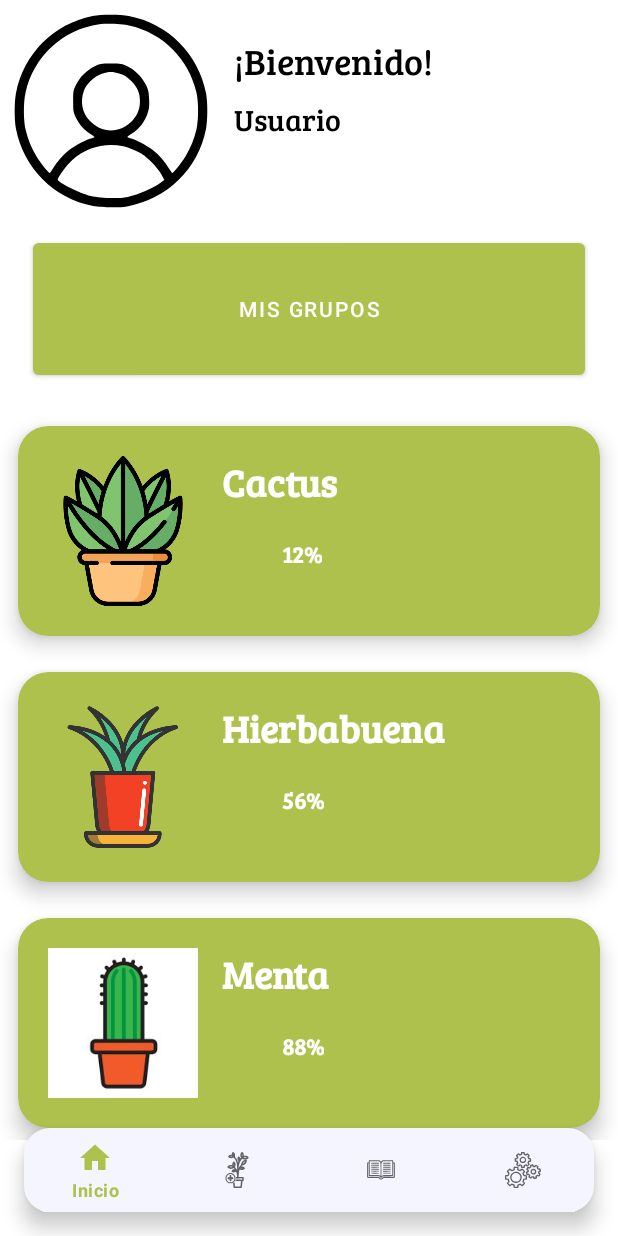
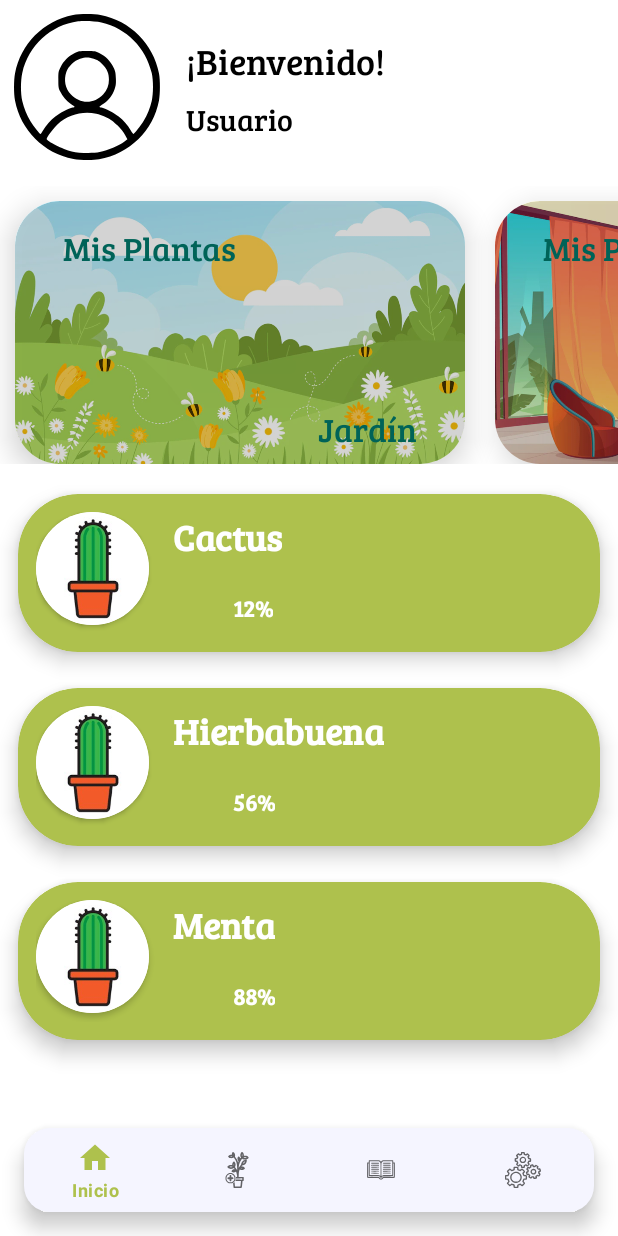
Before and after one commit to Brunox117/PlantifyBCR, an Android app: the screen it shows after launch once a user with an empty profile is signed in (MainActivity), on a phone screen of 412 x 824 dp. Run offline under Robolectric (Android 15) with nearby library versions, the phone set to English and light mode, and no system bars; our stand-ins replace Firebase (no records; nobody signed in at launch, a user with empty details on screens opened directly), navigation-ui; libraries missing offline, so code that uses them is left out: com.firebase.ui; 3 statements that could not run were skipped.

Commit message:
tv de la info de una planta

```diff
--- /dev/null
+++ b/app/src/main/java/mx/itesm/bcr/plantifybcr/carouselAdaptador.kt
@@ -0,0 +1,41 @@
+package mx.itesm.bcr.plantifybcr
+
+import android.view.LayoutInflater
+import android.view.View
+import android.view.ViewGroup
+import android.widget.ImageView
+import android.widget.TextView
+import androidx.recyclerview.widget.RecyclerView
+
+class carouselAdaptador(): RecyclerView.Adapter<carouselAdaptador.ViewHolder>() {
+
+    val titles = arrayOf("Jardín","Recámara","Sala de estar")
+    val images = intArrayOf(R.drawable.garden,R.drawable.bedroom,R.drawable.livingroom)
+    var listener: ListenerRecycler? = null
+
+    class ViewHolder(itemView: View): RecyclerView.ViewHolder(itemView) {
+        var itemImage: ImageView
+        var itemTitle: TextView
+        init {
+            itemImage = itemView.findViewById(R.id.ivGrupoTarjeta)
+            itemTitle = itemView.findViewById(R.id.tvNombreGrupoTarjeta)
+        }
+    }
+
+    override fun onCreateViewHolder(parent: ViewGroup, viewType: Int): ViewHolder {
+        val v = LayoutInflater.from(parent.context).inflate(R.layout.carrousel_card,parent,false)
+        return ViewHolder(v)
+    }
+
+    override fun onBindViewHolder(viewHolder: ViewHolder, i: Int) {
+        viewHolder.itemTitle.text = titles[i]
+        viewHolder.itemImage.setImageResource(images[i])
+        viewHolder.itemView.setOnClickListener {
+            listener?.itemClicked(i)
+        }
+    }
+
+    override fun getItemCount(): Int {
+        return titles.size
+    }
+}
--- a/app/src/main/java/mx/itesm/bcr/plantifybcr/ui/home/HomeFragment.kt
+++ b/app/src/main/java/mx/itesm/bcr/plantifybcr/ui/home/HomeFragment.kt
@@ -1,6 +1,5 @@
 package mx.itesm.bcr.plantifybcr.ui.home
 
-import android.content.Intent
 import android.os.Bundle
 import android.os.Handler
 import android.view.LayoutInflater
@@ -17,15 +16,16 @@ import com.google.firebase.database.ValueEventListener
 import com.google.firebase.database.ktx.database
 import com.google.firebase.ktx.Firebase
 import mx.itesm.bcr.plantifybcr.ListenerRecycler
-import mx.itesm.bcr.plantifybcr.MainActivity
-import mx.itesm.bcr.plantifybcr.Planta
+import mx.itesm.bcr.plantifybcr.carouselAdaptador
 import mx.itesm.bcr.plantifybcr.databinding.FragmentHomeBinding
 import mx.itesm.bcr.plantifybcr.viewmodels.plantaMenuAdaptador
+import mx.itesm.bcr.plantifybcr.viewmodels.plantaWikiAdaptador
 
 
 class HomeFragment : Fragment(), ListenerRecycler {
     private var _binding: FragmentHomeBinding? = null
-    private lateinit var adapter: plantaMenuAdaptador
+    private lateinit var adapterPH: plantaMenuAdaptador
+    private lateinit var adapterGH: carouselAdaptador
     private val viewModel: HomeViewModel by activityViewModels()
     private var _tokken = ""
 
@@ -43,12 +43,19 @@ class HomeFragment : Fragment(), ListenerRecycler {
 
         _binding = FragmentHomeBinding.inflate(inflater)
         val root: View = binding.root
-        val recyclerView = _binding?.rvPlantaHome
-        adapter = plantaMenuAdaptador()
-        recyclerView?.layoutManager = LinearLayoutManager(this.requireContext())
-        recyclerView?.adapter = adapter
-        adapter.listener = this
-        binding.button2.text = "Mis grupos"
+
+        //RecyclerView de las plantas
+        val recyclerViewPH = _binding?.rvPlantaHome
+        adapterPH = plantaMenuAdaptador()
+        recyclerViewPH?.layoutManager = LinearLayoutManager(this.requireContext())
+        recyclerViewPH?.adapter = adapterPH
+        adapterPH.listener = this
+
+        //RecyclerView de los grupos - recyclerViewGrupoHome
+        val recyclerViewGH = _binding?.rvGrupoHome
+        adapterGH = carouselAdaptador()
+        recyclerViewGH?.layoutManager = LinearLayoutManager(this.requireContext(),LinearLayoutManager.HORIZONTAL,false)
+        recyclerViewGH?.adapter = adapterGH
         return root
 
     }
@@ -106,7 +113,7 @@ class HomeFragment : Fragment(), ListenerRecycler {
 
 
     override fun itemClicked(position: Int){
-        val planta = adapter.titles[position]
+        val planta = adapterPH.titles[position]
         println("Click en $planta")
         val accion = HomeFragmentDirections.actionHomeFragToPlantaEspFrag(planta)
         findNavController().navigate(accion)
--- a/app/src/main/java/mx/itesm/bcr/plantifybcr/viewmodels/plantaMenuAdaptador.kt
+++ b/app/src/main/java/mx/itesm/bcr/plantifybcr/viewmodels/plantaMenuAdaptador.kt
@@ -1,6 +1,5 @@
 package mx.itesm.bcr.plantifybcr.viewmodels
 
-import android.content.Intent
 import android.view.LayoutInflater
 import android.view.View
 import android.view.ViewGroup
@@ -37,19 +36,16 @@ class plantaMenuAdaptador(): RecyclerView.Adapter<plantaMenuAdaptador.ViewHolder
     override fun getItemCount(): Int {
         return titles.size
     }
+
     inner class ViewHolder(itemView: View): RecyclerView.ViewHolder(itemView) {
         var itemImage: ImageView
         var itemTitle: TextView
         var itemPercentage: TextView
 
         init {
-            itemImage = itemView.findViewById(R.id.ivPlanta)
+            itemImage = itemView.findViewById(R.id.rv_ivPlanta)
             itemTitle = itemView.findViewById(R.id.tvNombreP)
             itemPercentage = itemView.findViewById(R.id.tvAguaP)
         }
-
     }
-
-
-
 }
--- /dev/null
+++ b/app/src/main/res/drawable/ic_add_icon.xml
@@ -0,0 +1,14 @@
+<vector xmlns:android="http://schemas.android.com/apk/res/android"
+    android:width="243dp"
+    android:height="244dp"
+    android:viewportWidth="243"
+    android:viewportHeight="244">
+  <path
+      android:pathData="M106.5,17.7c-14.2,2.2 -31.5,9.2 -44.4,17.7 -7.8,5.2 -21.9,19.6 -27.3,27.7 -6.2,9.4 -11.7,21.3 -14.6,31.6 -2.5,9 -2.7,11.2 -2.7,27.3 0.1,19.7 1.5,26.9 8.1,42.2 7,16 19.9,32.1 34.4,42.8 8.7,6.4 25.2,14.3 36,17.1 12,3.1 33.5,3.8 45.1,1.4 40.7,-8.2 72.3,-37.6 83,-77.6 2,-7.2 2.3,-10.9 2.4,-25.4 0,-10.7 -0.5,-19 -1.3,-22.5 -9.4,-39.4 -38.5,-69.6 -77.1,-80.1 -5.7,-1.5 -11.4,-2.1 -23.1,-2.4 -8.5,-0.2 -16.8,-0.1 -18.5,0.2zM144.9,33.6c18.6,4.7 36.4,16.2 48.5,31.4 20.3,25.8 25.6,59.1 14.1,89.5 -7.8,20.7 -25.2,39.8 -45.3,49.6 -25.2,12.3 -55.2,12.3 -80.4,-0 -24.9,-12.2 -43.4,-35.9 -49.4,-63.3 -2.6,-11.6 -2.2,-29.1 0.9,-41 9.6,-37 40.7,-64.2 78.6,-68.8 9.4,-1.1 22.1,-0.1 33,2.6z"
+      android:fillColor="#000000"
+      android:strokeColor="#00000000"/>
+  <path
+      android:pathData="M117.6,68.1l-2.6,2 0,22.5 0,22.4 -22,-0 -22.1,-0 -2.4,2.5c-3,3 -3.1,5.4 -0.4,8.9l2,2.6 22.5,-0 22.4,-0 0,22.4 0,22.5 2.6,2c3.5,2.7 5.9,2.6 8.9,-0.4l2.5,-2.4 0,-22.1 0,-22 22,-0 22.1,-0 2.4,-2.5c1.4,-1.3 2.5,-3.4 2.5,-4.5 0,-1.2 -1.1,-3.2 -2.5,-4.5l-2.4,-2.5 -22.1,-0 -22,-0 0,-22 0,-22.1 -2.5,-2.4c-3,-3 -5.4,-3.1 -8.9,-0.4z"
+      android:fillColor="#000000"
+      android:strokeColor="#00000000"/>
+</vector>
--- a/app/src/main/res/layout/card_planta.xml
+++ b/app/src/main/res/layout/card_planta.xml
@@ -6,35 +6,45 @@
     android:id="@+id/cvPlanta"
     android:layout_margin="12dp"
     card_view:cardBackgroundColor="#AEC14D"
-    card_view:cardCornerRadius="20dp"
+    card_view:cardCornerRadius="40dp"
     card_view:cardElevation="8dp"
     card_view:contentPadding="4dp"
     >
     <RelativeLayout
         android:layout_width="match_parent"
         android:layout_height="wrap_content"
-        android:padding="16dp">
-        <ImageView
-            android:layout_width="100dp"
-            android:layout_height="100dp"
-            android:id="@+id/ivPlanta"
-            android:layout_alignParentStart="true"
-            android:layout_alignParentLeft="true"
-            android:layout_alignParentTop="true"
-            android:layout_marginEnd="16dp"
-            android:layout_marginRight="16dp"/>
+        android:padding="8dp">
+
+        <androidx.cardview.widget.CardView
+            android:id="@+id/rv_ivPlanta"
+            android:layout_width="75dp"
+            android:layout_height="75dp"
+            card_view:cardCornerRadius="50dp"
+            android:elevation="8dp"
+            android:layout_marginEnd="16dp">
+
+            <ImageView
+                android:id="@+id/ivPlanta"
+                android:layout_width="match_parent"
+                android:layout_height="match_parent"
+                android:adjustViewBounds="true"
+                android:scaleType="centerCrop"
+                card_view:srcCompat="@drawable/plant3" />
+
+        </androidx.cardview.widget.CardView>
+
         <TextView
+            android:id="@+id/tvNombreP"
             android:layout_width="wrap_content"
             android:layout_height="wrap_content"
+            android:layout_alignParentTop="true"
+            android:layout_toEndOf="@id/rv_ivPlanta"
+            android:layout_toRightOf="@id/rv_ivPlanta"
+            android:fontFamily="@font/bree_serif"
             android:text="Planta 1"
             android:textColor="@color/white"
-            android:textStyle="bold"
-            android:id="@+id/tvNombreP"
-            android:layout_toEndOf="@id/ivPlanta"
-            android:layout_toRightOf="@id/ivPlanta"
-            android:layout_alignParentTop="true"
-            android:textSize="25dp"
-            android:fontFamily="@font/bree_serif"/>
+            android:textSize="24dp"
+            android:textStyle="bold" />
 
         <ImageView
             android:id="@+id/ivGota"
@@ -42,8 +52,8 @@
             android:layout_height="32dp"
             android:layout_below="@id/tvNombreP"
             android:layout_marginTop="16dp"
-            android:layout_toEndOf="@id/ivPlanta"
-            android:layout_toRightOf="@id/ivPlanta" />
+            android:layout_toEndOf="@id/rv_ivPlanta"
+            android:layout_toRightOf="@id/rv_ivPlanta" />
 
         <TextView
             android:layout_width="wrap_content"
--- /dev/null
+++ b/app/src/main/res/layout/carrousel_card.xml
@@ -0,0 +1,65 @@
+<?xml version="1.0" encoding="utf-8"?>
+<androidx.cardview.widget.CardView xmlns:android="http://schemas.android.com/apk/res/android"
+    android:layout_width="300dp"
+    android:layout_height="175dp"
+    android:id="@+id/cv_carousel"
+    xmlns:app="http://schemas.android.com/apk/res-auto"
+    android:layout_margin="10dp"
+    app:cardElevation="12dp"
+    app:cardCornerRadius="30dp"
+    >
+        <androidx.cardview.widget.CardView
+            android:layout_width="325dp"
+            android:layout_height="200dp"
+            app:cardCornerRadius="30dp"
+            app:cardBackgroundColor="@color/black"
+            android:alpha="0.15"/>
+
+        <RelativeLayout
+            android:layout_width="match_parent"
+            android:layout_height="wrap_content"
+            >
+
+                <ImageView
+                    android:id="@+id/ivGrupoTarjeta"
+                    android:layout_width="match_parent"
+                    android:layout_height="match_parent"
+                    android:layout_alignParentEnd="true"
+                    android:layout_alignParentBottom="true"
+                    android:layout_marginEnd="0dp"
+                    android:layout_marginBottom="-1dp"
+                    android:adjustViewBounds="true"
+                    android:scaleType="centerCrop"
+                    android:src="@drawable/garden" />
+
+                <TextView
+                    android:layout_width="wrap_content"
+                    android:layout_height="wrap_content"
+                    android:layout_alignParentStart="true"
+                    android:layout_alignParentLeft="true"
+                    android:layout_alignParentTop="true"
+                    android:layout_marginStart="32dp"
+                    android:layout_marginLeft="32dp"
+                    android:layout_marginTop="16dp"
+                    android:fontFamily="@font/bree_serif"
+                    android:text="Mis Plantas"
+                    android:textColor="#00796B"
+                    android:textSize="22dp" />
+
+                <TextView
+                    android:id="@+id/tvNombreGrupoTarjeta"
+                    android:layout_width="wrap_content"
+                    android:layout_height="wrap_content"
+                    android:layout_alignParentEnd="true"
+                    android:layout_alignParentBottom="true"
+                    android:layout_marginEnd="32dp"
+                    android:fontFamily="@font/bree_serif"
+                    android:paddingBottom="8dp"
+                    android:text="jardín"
+                    android:textColor="#00796B"
+                    android:textSize="22dp" />
+        </RelativeLayout>
+
+
+
+</androidx.cardview.widget.CardView>
--- a/app/src/main/res/layout/fragment_home.xml
+++ b/app/src/main/res/layout/fragment_home.xml
@@ -18,8 +18,8 @@
 
         <ImageView
             android:id="@+id/btnUserImage"
-            android:layout_width="132dp"
-            android:layout_height="132dp"
+            android:layout_width="100dp"
+            android:layout_height="100dp"
             android:layout_marginRight="16dp"
             android:layout_weight="1"
             android:src="@drawable/ic_user_icon" />
@@ -57,23 +57,23 @@
         android:id="@+id/rvPlantaHome"
         android:layout_width="match_parent"
         android:layout_height="0dp"
-        android:layout_marginTop="16dp"
-        android:layout_marginBottom="64dp"
+        android:layout_marginTop="8dp"
+        android:layout_marginBottom="72dp"
         app:layout_constraintBottom_toBottomOf="parent"
         app:layout_constraintEnd_toEndOf="parent"
         app:layout_constraintHorizontal_bias="0.0"
         app:layout_constraintStart_toStartOf="parent"
-        app:layout_constraintTop_toBottomOf="@+id/button2">
+        app:layout_constraintTop_toBottomOf="@+id/rvGrupoHome">
 
     </androidx.recyclerview.widget.RecyclerView>
 
-    <Button
-        android:id="@+id/button2"
-        android:layout_width="368dp"
-        android:layout_height="100dp"
+    <androidx.recyclerview.widget.RecyclerView
+        android:id="@+id/rvGrupoHome"
+        android:layout_width="0dp"
+        android:layout_height="185dp"
         android:layout_marginTop="16dp"
-        android:text="Button"
         app:layout_constraintEnd_toEndOf="parent"
+        app:layout_constraintHorizontal_bias="1.0"
         app:layout_constraintStart_toStartOf="parent"
         app:layout_constraintTop_toBottomOf="@+id/linearLayout1" />
 
--- a/app/src/main/res/layout/grupos_plantas_fragment.xml
+++ b/app/src/main/res/layout/grupos_plantas_fragment.xml
@@ -11,34 +11,36 @@
         android:id="@+id/textView"
         android:layout_width="wrap_content"
         android:layout_height="wrap_content"
-        android:layout_marginStart="126dp"
+        android:layout_marginStart="24dp"
         android:layout_marginTop="32dp"
-        android:layout_marginEnd="127dp"
-        android:text="Mis grupos plantas"
+        android:fontFamily="@font/bree_serif"
+        android:text="Mis grupos de plantas"
         android:textAppearance="@style/TextAppearance.AppCompat.Medium"
-        app:layout_constraintEnd_toEndOf="parent"
+        android:textColor="#000000"
+        android:textSize="24sp"
         app:layout_constraintStart_toStartOf="parent"
         app:layout_constraintTop_toTopOf="parent" />
 
     <androidx.recyclerview.widget.RecyclerView
         android:id="@+id/rvGruposPlantas"
         android:layout_width="0dp"
-        android:layout_height="0dp"
+        android:layout_height="wrap_content"
         android:layout_marginStart="24dp"
         android:layout_marginTop="24dp"
         android:layout_marginEnd="24dp"
-        android:layout_marginBottom="100dp"
-        app:layout_constraintBottom_toBottomOf="parent"
         app:layout_constraintEnd_toEndOf="parent"
+        app:layout_constraintHorizontal_bias="1.0"
         app:layout_constraintStart_toStartOf="parent"
         app:layout_constraintTop_toBottomOf="@+id/textView" />
 
-    <com.google.android.material.floatingactionbutton.FloatingActionButton
-        android:id="@+id/floatingActionButton"
-        android:layout_width="wrap_content"
-        android:layout_height="wrap_content"
-        android:clickable="true"
-        android:src="@android:drawable/ic_input_add"
-        tools:layout_editor_absoluteX="177dp"
-        tools:layout_editor_absoluteY="645dp" />
+    <ImageView
+        android:id="@+id/imageView5"
+        android:layout_width="115dp"
+        android:layout_height="94dp"
+        android:layout_marginTop="24dp"
+        android:src="@drawable/ic_add_icon"
+        app:layout_constraintEnd_toEndOf="parent"
+        app:layout_constraintStart_toStartOf="parent"
+        app:layout_constraintTop_toBottomOf="@+id/rvGruposPlantas" />
+
 </androidx.constraintlayout.widget.ConstraintLayout>
--- a/app/src/main/res/navigation/mobile_navigation.xml
+++ b/app/src/main/res/navigation/mobile_navigation.xml
@@ -13,6 +13,9 @@
         <action
             android:id="@+id/action_HomeFrag_to_plantaEspFrag"
             app:destination="@id/plantaEspFrag" />
+        <action
+            android:id="@+id/action_HomeFrag_to_gruposPlantasFrag"
+            app:destination="@id/gruposPlantasFrag" />
     </fragment>
 
     <fragment
```
